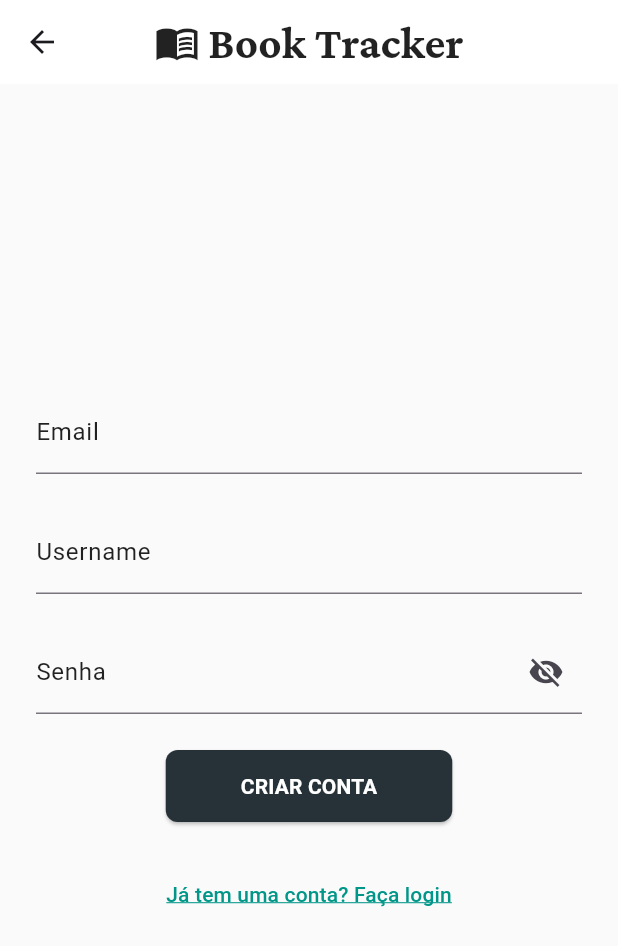
After one commit to nicolemartinsx/book-tracker, a Flutter app: the CadastroPage screen opened directly, on a phone screen of 412 x 824 dp. The commit adds this screen. Shown: the top 946 px of the screen. Run offline on Flutter 3.47's test engine with Material 3 defaults, Android fonts, the light colour scheme and no system bars; our stand-ins replace google_fonts.

```diff
--- /dev/null
+++ b/lib/pages/cadastro_page.dart
@@ -0,0 +1,114 @@
+import 'package:book_tracker/app_bar.dart';
+import 'package:book_tracker/pages/login_page.dart';
+import 'package:flutter/material.dart';
+
+class CadastroPage extends StatefulWidget {
+  const CadastroPage({super.key});
+
+  @override
+  State<CadastroPage> createState() => _CadastroPageState();
+}
+
+class _CadastroPageState extends State<CadastroPage> {
+  final TextEditingController senhaController = TextEditingController();
+  bool _obscureText = true;
+
+  void _toggleVisibility() {
+    setState(() {
+      _obscureText = !_obscureText;
+    });
+  }
+
+  @override
+  Widget build(BuildContext context) {
+    return Scaffold(
+      backgroundColor: Colors.grey[50],
+      appBar: buildCustomAppBar('Book Tracker'),
+      body: Center(
+        child: SingleChildScrollView(
+          padding: EdgeInsets.all(24),
+          child: Column(
+            children: [
+              TextField(
+                decoration: InputDecoration(
+                  labelText: 'Email',
+                  labelStyle: TextStyle(color: Colors.black87),
+                  focusedBorder: UnderlineInputBorder(
+                    borderSide: BorderSide(color: Colors.teal, width: 2),
+                  ),
+                ),
+                onTapOutside: (event) => FocusScope.of(context).unfocus(),
+              ),
+              SizedBox(height: 24),
+              TextField(
+                decoration: InputDecoration(
+                  labelText: 'Username',
+                  labelStyle: TextStyle(color: Colors.black87),
+                  focusedBorder: UnderlineInputBorder(
+                    borderSide: BorderSide(color: Colors.teal, width: 2),
+                  ),
+                ),
+                onTapOutside: (event) => FocusScope.of(context).unfocus(),
+              ),
+              SizedBox(height: 24),
+              TextField(
+                controller: senhaController,
+                obscureText: _obscureText,
+                decoration: InputDecoration(
+                  labelText: 'Senha',
+                  labelStyle: TextStyle(color: Colors.black87),
+                  focusedBorder: UnderlineInputBorder(
+                    borderSide: BorderSide(color: Colors.teal, width: 2),
+                  ),
+                  suffixIcon: IconButton(
+                    icon: Icon(
+                      _obscureText ? Icons.visibility_off : Icons.visibility,
+                    ),
+                    onPressed: _toggleVisibility,
+                  ),
+                ),
+                onTapOutside: (event) => FocusScope.of(context).unfocus(),
+              ),
+              SizedBox(height: 24),
+              ElevatedButton(
+                onPressed: () {},
+                style: ElevatedButton.styleFrom(
+                  backgroundColor: Colors.blueGrey[900],
+                  padding: EdgeInsets.symmetric(horizontal: 50, vertical: 14),
+                  shape: RoundedRectangleBorder(
+                    borderRadius: BorderRadius.circular(8),
+                  ),
+                ),
+                child: Text(
+                  'CRIAR CONTA',
+                  style: TextStyle(
+                    color: Colors.white,
+                    fontWeight: FontWeight.bold,
+                  ),
+                ),
+              ),
+              SizedBox(height: 24),
+              TextButton(
+                onPressed: () {
+                  Navigator.push(
+                    context,
+                    MaterialPageRoute(builder: (context) => LoginPage()),
+                  );
+                },
+                child: Text(
+                  "Já tem uma conta? Faça login",
+                  style: TextStyle(
+                    color: Colors.teal,
+                    fontSize: 14,
+                    decoration: TextDecoration.underline,
+                    decorationColor: Colors.teal,
+                  ),
+                ),
+              ),
+            ],
+          ),
+        ),
+      ),
+    );
+  }
+}
--- a/lib/pages/estante_page.dart
+++ b/lib/pages/estante_page.dart
@@ -20,7 +20,7 @@ class _BookshelfPageState extends State<BookshelfPage> {
             child: Center(
               child: Text(
                 'Acesse sua conta para visualizar sua estante',
-                style: TextStyle(fontSize: 20),
+                style: TextStyle(fontSize: 16),
                 textAlign: TextAlign.center,
               ),
             ),
@@ -42,23 +42,9 @@ class _BookshelfPageState extends State<BookshelfPage> {
                 padding: EdgeInsets.fromLTRB(20, 12, 20, 12),
               ),
               child: Text(
-                'LOGIN',
+                'Faça Login ou Cadastre-se',
                 style: TextStyle(color: Colors.white, fontSize: 16),
               ),
-            ),
-          ),
-          ElevatedButton(
-            onPressed: () {},
-            style: ElevatedButton.styleFrom(
-              shape: RoundedRectangleBorder(
-                borderRadius: BorderRadius.circular(8),
-              ),
-              backgroundColor: Colors.blueGrey[900],
-              padding: EdgeInsets.fromLTRB(20, 12, 20, 12),
-            ),
-            child: Text(
-              'CADASTRAR',
-              style: TextStyle(color: Colors.white, fontSize: 16),
             ),
           ),
         ],
```
